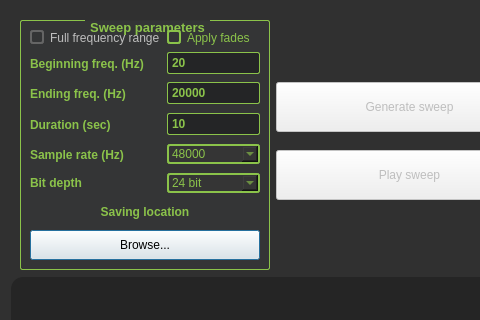
JuanPabloZed/IR_Maker_Cpp, file sweepgenerator.ui: the form before one commit; both pictures show x 0 to 480 and y 0 to 320 of the 563 by 571 pixel window.
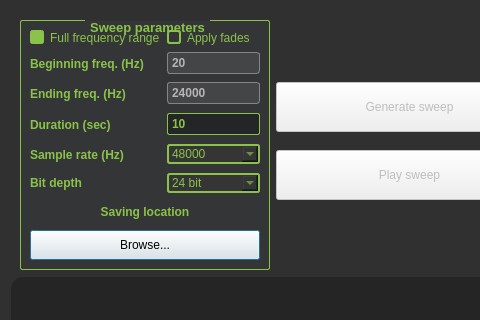
The form after the commit. Icons and pictures are not drawn. Custom widgets are drawn as their Qt base class.

Diff of the .ui file:
```diff
--- a/sweepgenerator.ui
+++ b/sweepgenerator.ui
@@ -397,6 +397,9 @@
            </item>
            <item row="1" column="1">
             <widget class="QLineEdit" name="beg_freq">
+             <property name="enabled">
+              <bool>false</bool>
+             </property>
              <property name="text">
               <string>20</string>
              </property>
@@ -429,8 +432,11 @@
            </item>
            <item row="2" column="1">
             <widget class="QLineEdit" name="end_freq">
+             <property name="enabled">
+              <bool>false</bool>
+             </property>
              <property name="text">
-              <string>20000</string>
+              <string>24000</string>
              </property>
              <property name="placeholderText">
               <string>in Hz</string>
@@ -440,7 +446,7 @@
            <item row="0" column="0">
             <widget class="QCheckBox" name="fullspectrumbox">
              <property name="enabled">
-              <bool>false</bool>
+              <bool>true</bool>
              </property>
              <property name="minimumSize">
               <size>
@@ -451,6 +457,12 @@
              <property name="text">
               <string>Full frequency range</string>
              </property>
+             <property name="checkable">
+              <bool>true</bool>
+             </property>
+             <property name="checked">
+              <bool>true</bool>
+             </property>
             </widget>
            </item>
            <item row="0" column="1">
```
